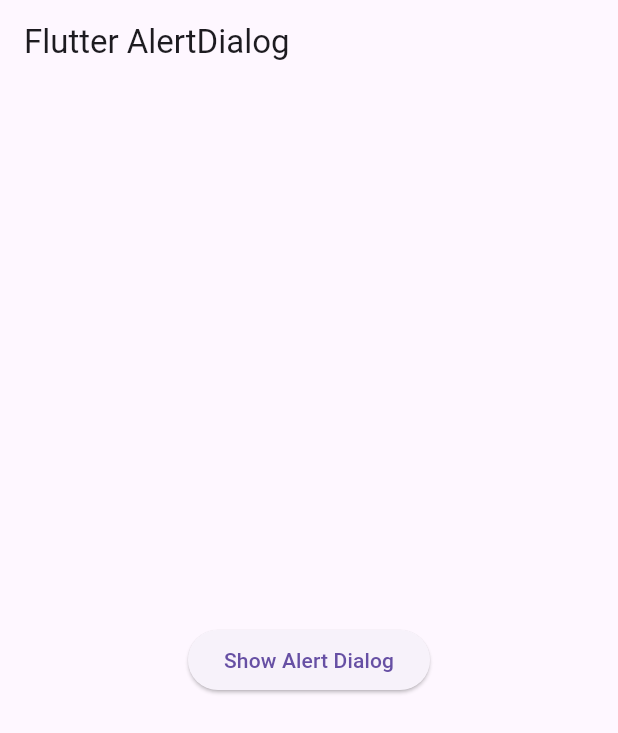
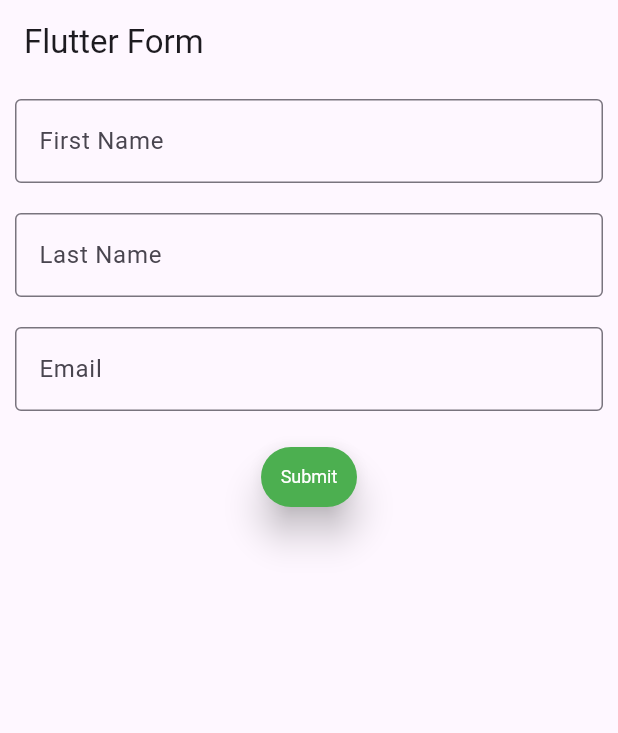
Before and after one commit to A-Rakin/flutter-practice, a Flutter app: the screen it shows after launch, on a phone screen of 412 x 824 dp. Shown: the top 733 px of the screen. Run offline on Flutter 3.47's test engine with Material 3 defaults, Android fonts, the phone set to English and light mode, and no system bars.

Commit message:
make a simple form

```diff
--- a/lib/main.dart
+++ b/lib/main.dart
@@ -26,35 +26,8 @@ class HomeActivity extends StatelessWidget {
         .showSnackBar(SnackBar(content: Text(messege)));
   }
 
-  void _showAlertDialog(BuildContext context) {
-    showDialog(
-      context: context,
-      builder: (BuildContext context) {
-        return AlertDialog(
-          title: const Text('Alert Title'),
-          content: const Text('This is the content of the alert dialog.'),
-          actions: <Widget>[
-            TextButton(
-              onPressed: () {
-                Navigator.of(context).pop(); // Close the dialog
-              },
-              child: const Text('Cancel'),
-            ),
-            TextButton(
-              onPressed: () {
-                // Perform an action when 'OK' is pressed
-                print('OK button pressed!');
-                Navigator.of(context).pop(); // Close the dialog
-              },
-              child: const Text('OK'),
-            ),
-          ],
-        );
-      },
-    );
-  }
-
   ButtonStyle buttonStyle = ElevatedButton.styleFrom(
+      textStyle: TextStyle(fontSize: 12),
       padding: EdgeInsets.all(10),
       elevation: 10,
       backgroundColor: Colors.green,
@@ -64,13 +37,45 @@ class HomeActivity extends StatelessWidget {
   Widget build(BuildContext context) {
     return Scaffold(
       appBar: AppBar(
-        title: const Text('Flutter AlertDialog'),
+        title: Text('Flutter Form'),
       ),
-      body: Center(
-        child: ElevatedButton(
-          onPressed: () => _showAlertDialog(context),
-          child: const Text('Show Alert Dialog'),
-        ),
+      body: Column(
+        mainAxisAlignment: MainAxisAlignment.start,
+        children: [
+          Padding(
+            padding: EdgeInsets.all(10),
+            child: TextField(
+              decoration: InputDecoration(
+                  border: OutlineInputBorder(), label: Text('First Name')),
+            ),
+          ),
+          Padding(
+            padding: EdgeInsets.all(10),
+            child: TextField(
+              decoration: InputDecoration(
+                  border: OutlineInputBorder(), label: Text('Last Name')),
+            ),
+          ),
+          Padding(
+            padding: EdgeInsets.all(10),
+            child: TextField(
+              decoration: InputDecoration(
+                  border: OutlineInputBorder(), label: Text('Email')),
+            ),
+          ),
+          Padding(
+            padding: EdgeInsets.all(10),
+            child: ElevatedButton(
+                style: buttonStyle,
+                onPressed: () {
+                  MySnackBar("Submitted Successfully", context);
+                },
+                child: Text(
+                  "Submit",
+                  textAlign: TextAlign.center,
+                )),
+          ),
+        ],
       ),
     );
   }
```
Also changed, not shown: 1 other file.
